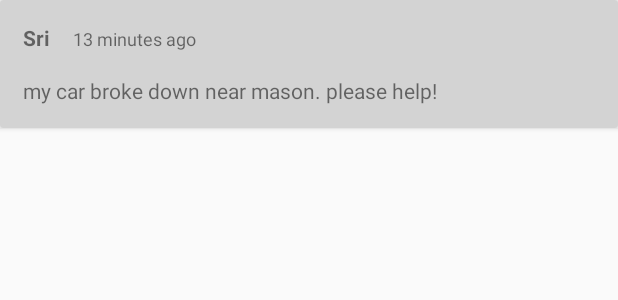
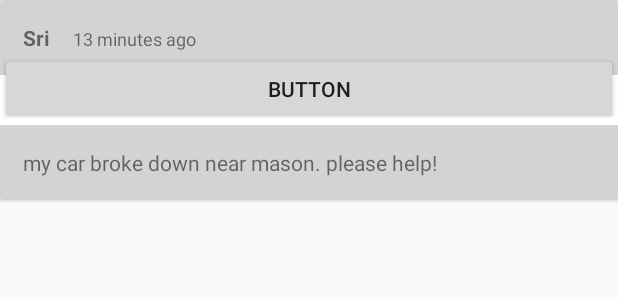
Before and after one commit to forbesne/Payward, an Android app built with Jetpack Compose: the layout item_post.xml on its own in the app's theme, with its tools: preview values and no code run, on a phone screen of 412 x 824 dp. Shown: the top 300 px of the screen. Run offline under Robolectric (Android 15) with nearby library versions, the phone set to English and light mode, and no system bars.

Commit message:
adapter working, added response button functionality

```diff
--- a/app/src/main/java/com/payward/mobile/MainViewModel.kt
+++ b/app/src/main/java/com/payward/mobile/MainViewModel.kt
@@ -28,6 +28,10 @@ class MainViewModel : ViewModel() {
         firebaseService.save(response)
     }
 
+    fun respond(request: Request) {
+        firebaseService.respond(request)
+    }
+
     internal var requests:MutableLiveData<ArrayList<Request>>
         get() { return firebaseService.requests}
         set(value) {firebaseService.requests = value}
--- a/app/src/main/res/layout/item_post.xml
+++ b/app/src/main/res/layout/item_post.xml
@@ -41,6 +41,12 @@
         android:orientation="vertical"
         android:paddingTop="35dp">
 
+        <Button
+            android:id="@+id/btnRespond"
+            android:layout_width="match_parent"
+            android:layout_height="wrap_content"
+            android:text="Button" />
+
         <TextView
             android:id="@+id/description"
             android:layout_width="match_parent"
```
Also changed, not shown: app/src/main/java/com/payward/mobile/MainActivity.kt (+15 -0 lines), app/src/main/java/com/payward/mobile/service/FirebaseService.kt (+14 -0 lines).
